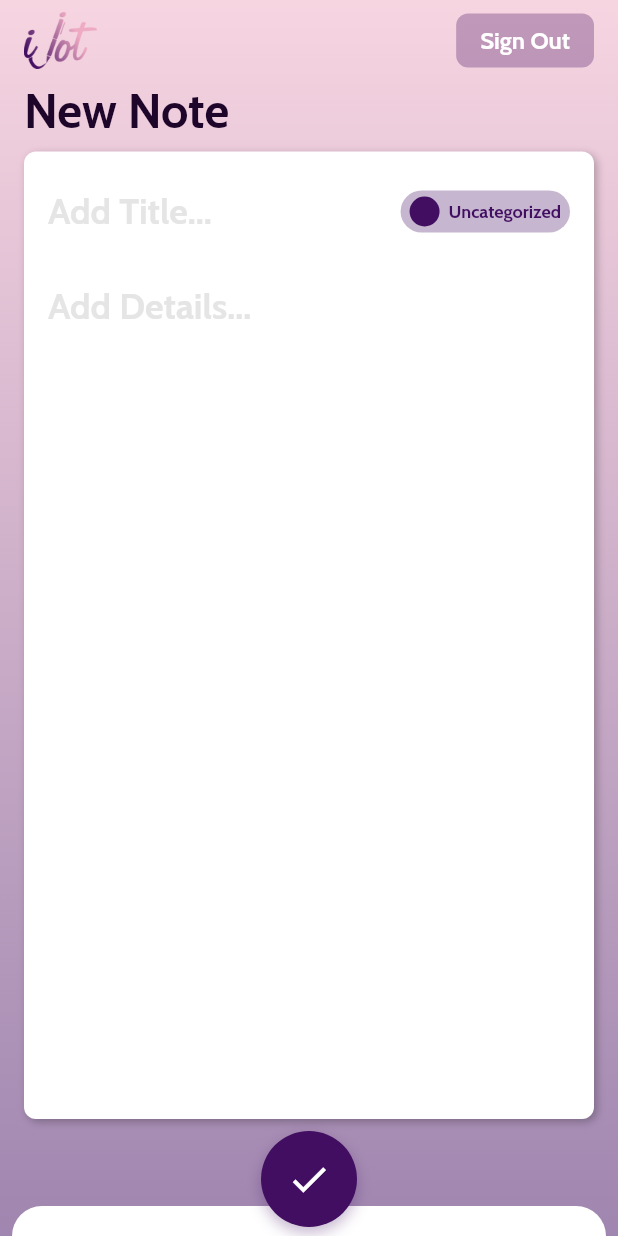
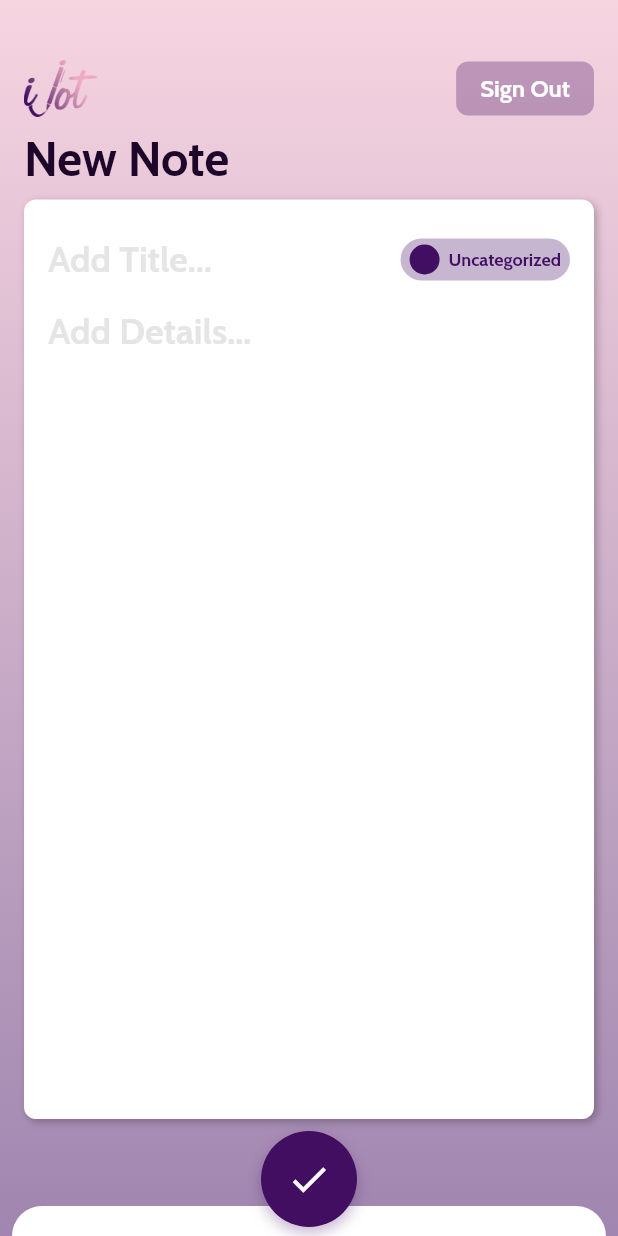
Before and after one commit to jabguru/iJot, a Flutter app: the SingleNote screen opened directly, on a phone screen of 412 x 824 dp. Run offline on Flutter 3.47's test engine with Material 2 defaults, Android fonts, the phone set to English and light mode, and no system bars; our stand-ins replace cloud_firestore, firebase_auth, flushbar, flutter_spinkit, google_sign_in, hive and 2 more; accounts and stored records are empty; generated files the repository leaves out were written again; project files that could hold a hidden picture were left out.

Commit message:
fixed top bar and note details textfield

```diff
--- a/lib/screens/single_note.dart
+++ b/lib/screens/single_note.dart
@@ -174,7 +174,7 @@ class _SingleNoteState extends State<SingleNote> {
               child: SingleChildScrollView(
                 reverse: true,
                 child: Container(
-                  height: MediaQuery.of(context).size.height * 0.67,
+                  height: MediaQuery.of(context).size.height * 0.65,
                   child: TextFormField(
                     initialValue: _noteDetails,
                     expands: true,
--- a/lib/widgets/custom_scaffold.dart
+++ b/lib/widgets/custom_scaffold.dart
@@ -42,8 +42,7 @@ class _CustomScaffoldState extends State<CustomScaffold> {
 
   @override
   Widget build(BuildContext context) {
-    return SafeArea(
-      child: Scaffold(
+    return Scaffold(
       resizeToAvoidBottomInset: widget.shouldShrink,
       body: Stack(
         children: [
@@ -75,11 +74,9 @@ class _CustomScaffoldState extends State<CustomScaffold> {
                         crossAxisAlignment: CrossAxisAlignment.start,
                         children: [
                           Padding(
-                              padding: EdgeInsets.symmetric(
-                                  vertical: 8.0, horizontal: 16.0),
+                            padding: EdgeInsets.fromLTRB(16.0, 40.0, 16.0, 8.0),
                             child: Row(
-                                mainAxisAlignment:
-                                    MainAxisAlignment.spaceBetween,
+                              mainAxisAlignment: MainAxisAlignment.spaceBetween,
                               crossAxisAlignment: CrossAxisAlignment.center,
                               children: [
                                 Image.asset(
@@ -181,7 +178,6 @@ class _CustomScaffoldState extends State<CustomScaffold> {
           ),
         ],
       ),
-      ),
     );
   }
 }
```
Also changed, not shown: lib/main.dart (+0 -9 lines), 1 other file. Lines whose indentation alone changed are shown as unchanged.
